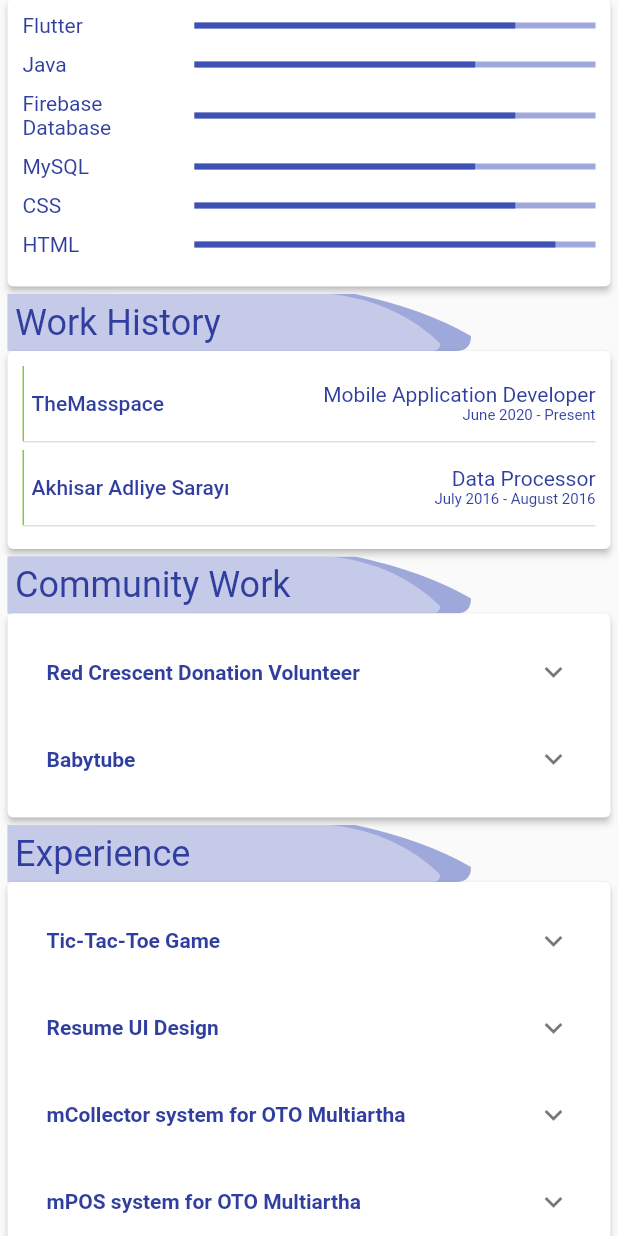
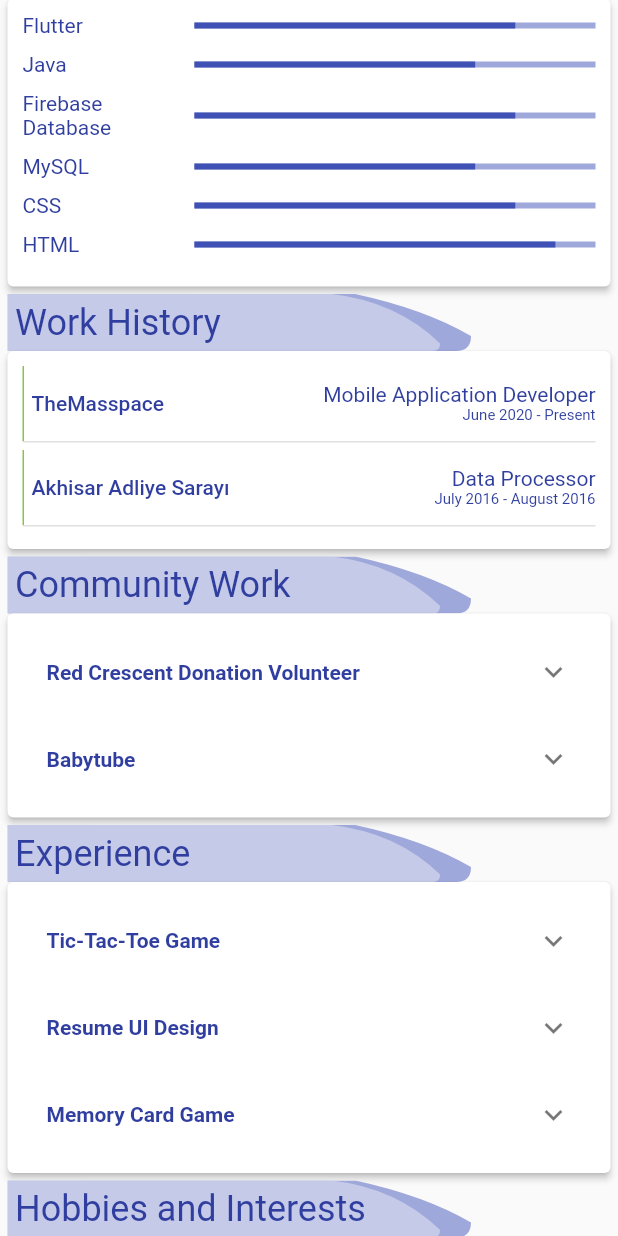
Before and after one commit to mustafauys/Resume-UI-Design, a Flutter app: the screen it shows after launch, scrolled down 576 dp, on a phone screen of 412 x 824 dp. Run offline on Flutter 3.47's test engine with Material 2 defaults, Android fonts, the phone set to English and light mode, and no system bars; our stand-ins replace flutter_linkify, font_awesome_flutter.

```diff
--- a/lib/resumecontent/mustafa_resume_content.dart
+++ b/lib/resumecontent/mustafa_resume_content.dart
@@ -91,61 +91,10 @@ class MustafaResumeContent {
                 "I developed a detailed interface in the environment of my personal resume.",
             link: "https://github.com/UysalMustafaa/Resume-UI-Design"),
         ContentExperience(
-            title: "mCollector system for OTO Multiartha",
+            title: "Memory Card Game",
             description:
-                "This is an enterprise level finance and leasing payment collection system for an Indonesian group (OTO Multiartha Group). Use Room as database layer, retrofit as Network layer. Supporting the production environment which involves investigating and solving as they appear",
-            link: ""),
-        ContentExperience(
-            title: "mPOS system for OTO Multiartha",
-            description:
-                "This is an enterprise level finance and leasing system for an Indonesian group (OTO Multiartha Group) my major contribution is in rentals and insurance calculation area and developing complex UI design and managed huge amount of data in efficient way. Use SQLite as database layer, loopJ as Network layer. Supporting the production environment which involves investigating and solving as they appear.",
-            link: ""),
-        ContentExperience(
-            title: "Mobile Field Investigation system(mFI)",
-            description:
-                "Develop full application UI flow and bind all application with data layer.",
-            link: ""),
-        ContentExperience(
-            title:
-                "Development in Literacy (DIL) NGO. (Children Education system)",
-            description:
-                "This includes managing children classes lectures, online tests, playing videos, application data is handled by server. Use realm as a database layer, Volley as network layer.",
-            link: ""),
-        ContentExperience(
-            title: "mPOS MBF Car Financing System",
-            description:
-                "This is an enterprise level finance and leasing system for an Indonesian group (Mihuzo Balimor Finance Group) my major contribution is in rentals and insurance calculation area and developing complex UI design and managed huge amount of data in efficient way.",
-            link: ""),
-        ContentExperience(
-          title: "Bike King Racing game",
-          description:
-              "This 3d Game made in Unity, Term base multi player game it includes asset downloading from server, major contribution is making smooth gameplay and developed start to end UI flow.",
-          link: "",
-        ),
-        ContentExperience(
-          title: "Mirrage",
-          description: "",
-          link:
-              "https://play.google.com/store/apps/details?id=com.itchyfingerz.shadowball",
-        ),
-        ContentExperience(
-          title: "Ninja Warrior Assassin 3D",
-          description: "",
-          link:
-              "https://play.google.com/store/apps/details?id=com.kick.ninja.warrior.attack",
-        ),
-        ContentExperience(
-          title: "Rescue Boats",
-          description: "",
-          link:
-              "https://play.google.com/store/apps/details?id=com.socketapps.rescue.boats.life.survival",
-        ),
-        ContentExperience(
-          title: "Easy Touch maker3D",
-          description: "Develop Easy touch play maker plugin in unity ",
-          link:
-              "https://play.google.com/store/apps/details?id=com.kick.ninja.warrior.attack",
-        ),
+                "Here is a game where we try to match the numbers that are the same",
+            link: "https://github.com/UysalMustafaa/Card"),
       ],
       communityWorkList: [
         ContentExperience(
```
